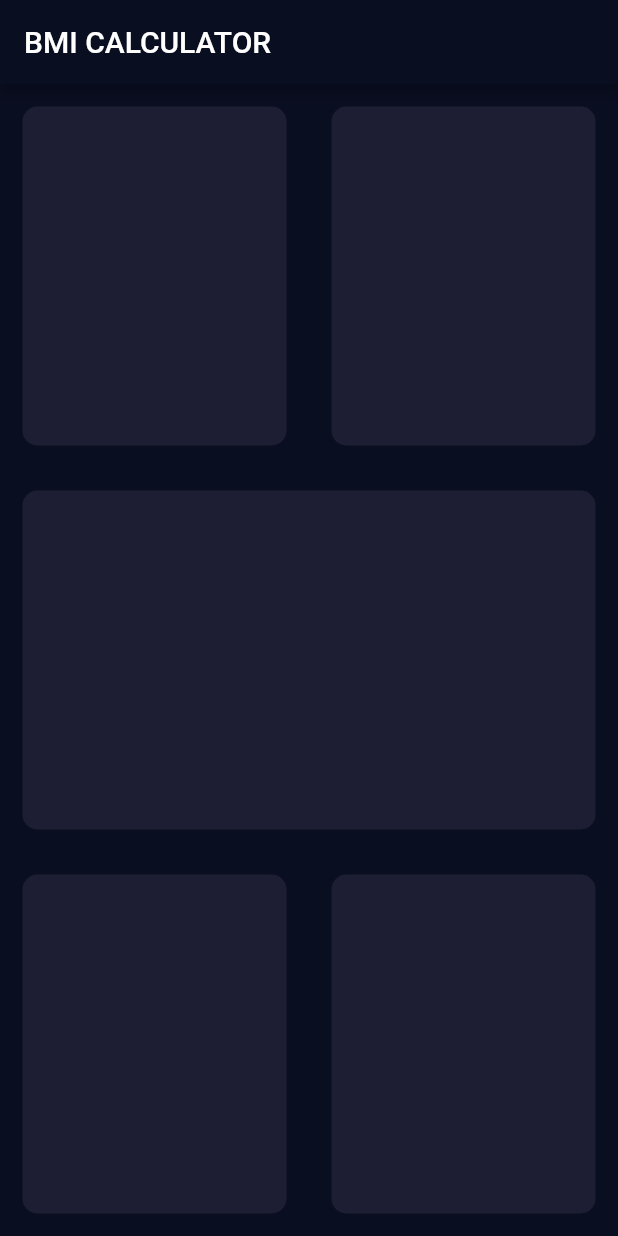
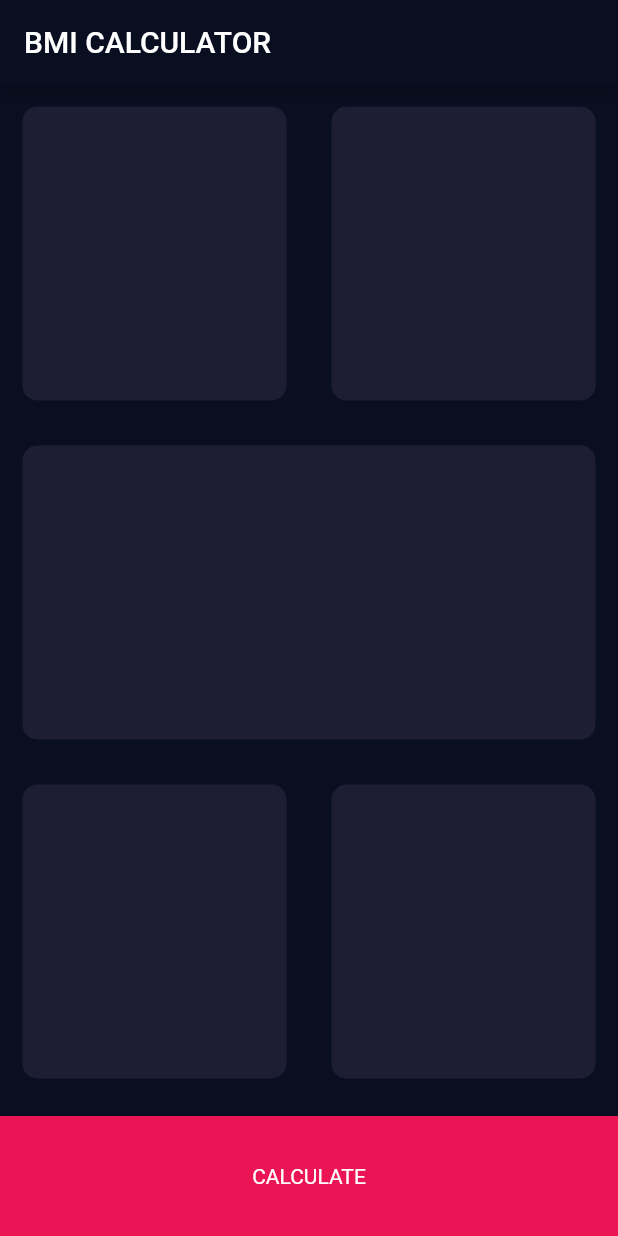
Before and after one commit to rashidrazak/flutter-bmi-calculator, a Flutter app: the screen it shows after launch, on a phone screen of 412 x 824 dp. Run offline on Flutter 3.47's test engine with Material 2 defaults, Android fonts, the phone set to English and light mode, and no system bars.

Commit message:
Declare constants and add bottom container.

```diff
--- a/lib/input_page.dart
+++ b/lib/input_page.dart
@@ -1,4 +1,8 @@
 import 'package:flutter/material.dart';
+
+const double bottomContainerHeight = 80.0;
+const Color bottomContainerColor = Color(0xFFEB1555);
+const Color activeCardColor = Color(0xFF1D1E33);
 
 class InputPage extends StatefulWidget {
   @override
@@ -12,20 +16,19 @@ class _InputPageState extends State<InputPage> {
       appBar: AppBar(
         title: Text('BMI CALCULATOR'),
       ),
-      body: SafeArea(
-        child: Column(
+      body: Column(
         children: <Widget>[
           Expanded(
             child: Row(
               children: <Widget>[
                 Expanded(
                   child: ReusableCard(
-                      color: Color(0xFF1D1E33),
+                    color: activeCardColor,
                   ),
                 ),
                 Expanded(
                   child: ReusableCard(
-                      color: Color(0xFF1D1E33),
+                    color: activeCardColor,
                   ),
                 ),
               ],
@@ -33,7 +36,7 @@ class _InputPageState extends State<InputPage> {
           ),
           Expanded(
             child: ReusableCard(
-                color: Color(0xFF1D1E33),
+              color: activeCardColor,
             ),
           ),
           Expanded(
@@ -41,19 +44,25 @@ class _InputPageState extends State<InputPage> {
               children: <Widget>[
                 Expanded(
                   child: ReusableCard(
-                      color: Color(0xFF1D1E33),
+                    color: activeCardColor,
                   ),
                 ),
                 Expanded(
                   child: ReusableCard(
-                      color: Color(0xFF1D1E33),
+                    color: activeCardColor,
                   ),
                 ),
               ],
             ),
           ),
+          Container(
+            color: bottomContainerColor,
+            margin: EdgeInsets.only(top: 10.0),
+            height: bottomContainerHeight,
+            width: double.infinity,
+            child: Center(child: Text('CALCULATE')),
+          ),
         ],
-        ),
       ),
     );
   }
```
Lines whose indentation alone changed are shown as unchanged.
